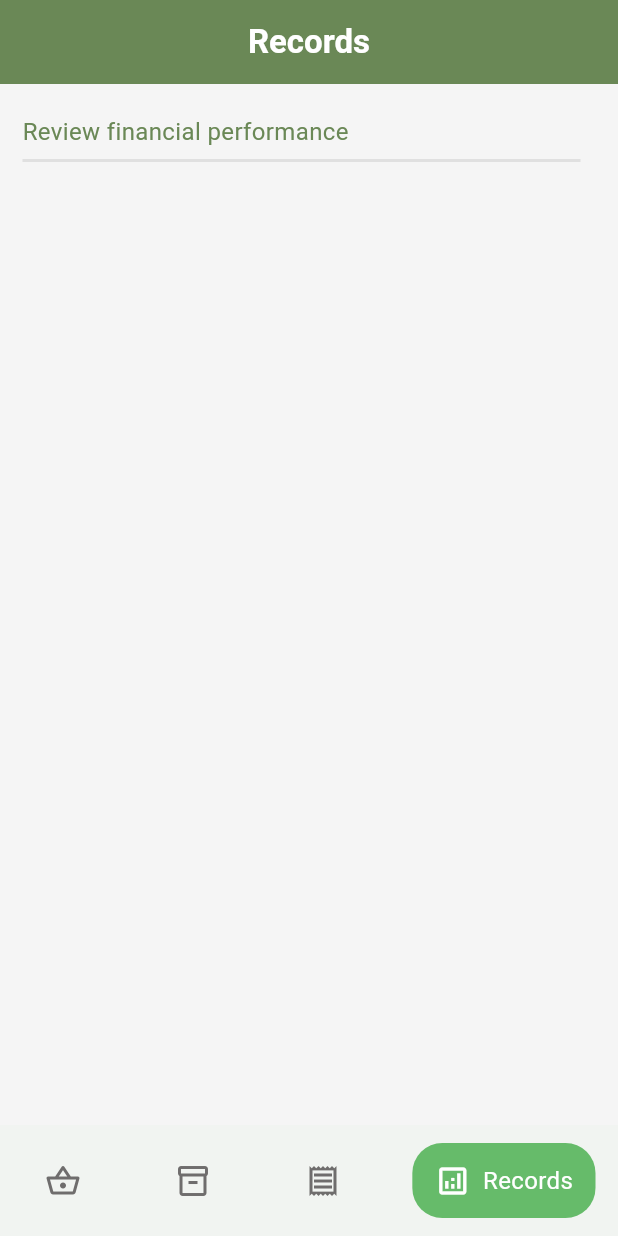
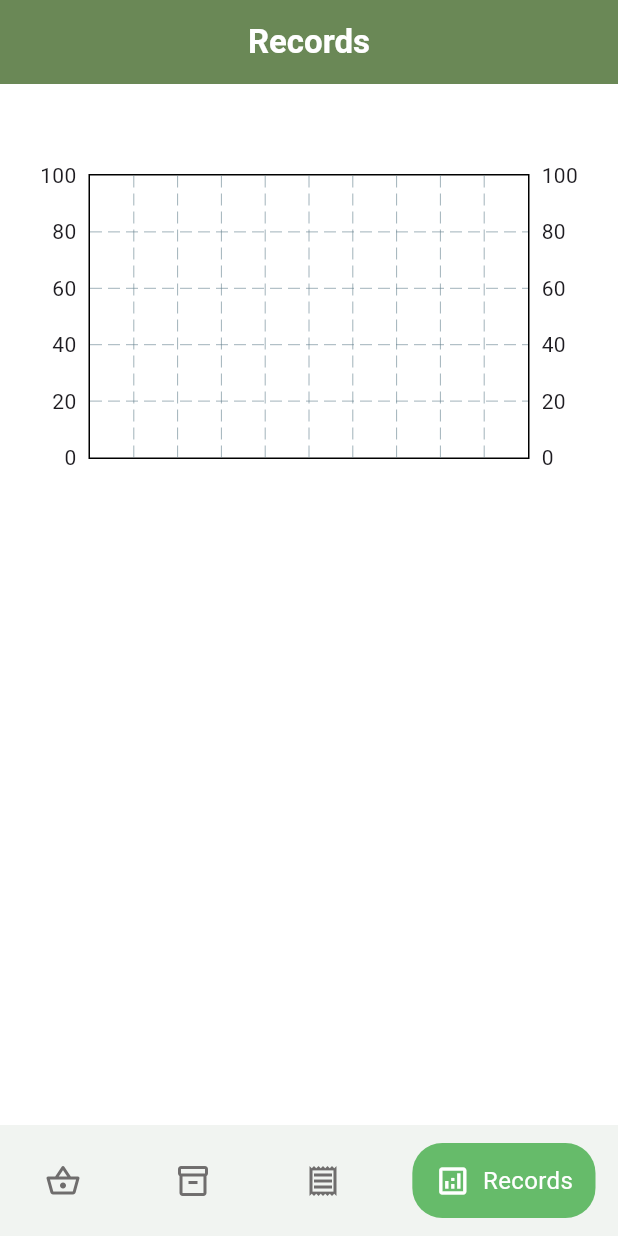
Before and after one commit to mechanixox/Plantdemic, a Flutter app: the screen it shows after launch, item 4 of the bottom bar chosen, on a phone screen of 412 x 824 dp. Run offline on Flutter 3.47's test engine with Material 2 defaults, Android fonts, the phone set to English and light mode, and no system bars; drawn by our look-alikes of fl_chart, google_nav_bar; our stand-ins replace flutter_slidable, lottie; Roboto replaces fonts that are missing (Arial); project files that could hold a hidden picture were left out.

Commit message:
designing the records page and some changes to other pages
> improved the method that would display the specific plant in the records page when user presses the check or sold button
> created record tile as a template for the list of plants added in the records
> used fl_charts to present the profit summary
> created a specific folder for the bar graph

```diff
--- /dev/null
+++ b/plantdemic/lib/bar graph/profit_graph.dart
@@ -0,0 +1,14 @@
+import 'package:flutter/material.dart';
+import 'package:fl_chart/fl_chart.dart';
+
+class ProfitGraph extends StatelessWidget {
+  const ProfitGraph({super.key});
+
+  @override
+  Widget build(BuildContext context) {
+    return BarChart(BarChartData(
+      maxY: 100,
+      minY: 0,
+    ));
+  }
+}
--- a/plantdemic/lib/pages/delivery_info_page.dart
+++ b/plantdemic/lib/pages/delivery_info_page.dart
@@ -19,6 +19,9 @@ class ManageDeliveryPage extends StatefulWidget {
 
 class _ManageDeliveryPageState extends State<ManageDeliveryPage> {
   void addToRecords() {
+    double profit = widget.plant.calculateProfit();
+    Provider.of<PlantdemicInventory>(context, listen: false)
+        .addToRecords(widget.plant, profit);
     Provider.of<PlantdemicInventory>(context, listen: false)
         .removeFromDelivery(widget.plant);
     Navigator.pop(context);
@@ -139,7 +142,7 @@ class _ManageDeliveryPageState extends State<ManageDeliveryPage> {
                       //'assets/icons/earning.png',
                       widget.plant.imagePath),
                   //
-                  // sell info tile
+                  // delivery info tile
                   //
                   SizedBox(height: 10),
                   DeliveryInfoTile(
--- a/plantdemic/lib/pages/delivery_page.dart
+++ b/plantdemic/lib/pages/delivery_page.dart
@@ -25,6 +25,9 @@ class _UserDeliverState extends State<UserDelivery> {
   }
 
   void addToRecordsWhenCheckPressed(Plant plant) {
+    double profit = plant.calculateProfit();
+    Provider.of<PlantdemicInventory>(context, listen: false)
+        .addToRecords(plant,profit);
     Provider.of<PlantdemicInventory>(context, listen: false)
         .removeFromDelivery(plant);
     showDialog(
--- a/plantdemic/lib/pages/records_page.dart
+++ b/plantdemic/lib/pages/records_page.dart
@@ -1,35 +1,72 @@
 import 'package:flutter/material.dart';
+import 'package:provider/provider.dart';
+
+import '../bar graph/profit_graph.dart';
+import '../classes/inventory.dart';
+import '../classes/plant.dart';
+import '../components/record_tile.dart';
 
 class UserRecords extends StatefulWidget {
-  const UserRecords({super.key});
+  const UserRecords({Key? key}) : super(key: key);
 
   @override
   State<UserRecords> createState() => _UserRecordsState();
 }
 
 class _UserRecordsState extends State<UserRecords> {
+  void removeFromRecords(Plant plant) {
+    Provider.of<PlantdemicInventory>(context, listen: false)
+        .removeFromRecords(plant);
+  }
+
+  List<double> weeklySummary = [
+    4.20,
+    56.50,
+    99.90,
+    34.50,
+    20.00,
+    50.30,
+    90.30,
+    40.50,
+  ];
   @override
   Widget build(BuildContext context) {
-    return SafeArea(
+    return Consumer<PlantdemicInventory>(
+      builder: (context, value, child) => Container(
+        color: Colors.white,
+        child: SafeArea(
           child: Padding(
-        padding:
-            const EdgeInsets.only(right: 25, bottom: 25, top: 20, left: 15),
+            padding: const EdgeInsets.only(right: 15, top: 15, left: 15),
             child: Column(
               crossAxisAlignment: CrossAxisAlignment.start,
               children: [
-            Text(
-              'Review financial performance',
-              style: TextStyle(
-                fontSize: 16,
-                color: Color.fromRGBO(106, 136, 86, 1),
+                // Profit summary chart
+                Padding(
+                  padding: const EdgeInsets.only(top: 15.0),
+                  child: Center(
+                      child: SizedBox(
+                    height: 250,
+                    child: ProfitGraph(),
+                  )),
+                ),
+                // List of plant(s)
+                Expanded(
+                  child: ListView.builder(
+                    itemCount: value.records.length,
+                    itemBuilder: (context, index) {
+                      // Get individual plant from inventory
+                      Plant plant = value.records[index];
+                      // Return plant tile
+                      return RecordsTile(
+                        plant: plant,
+                        deleteTapped: (context) => removeFromRecords(plant),
+                      );
+                    },
                   ),
                 ),
-            Divider(
-              thickness: 2,
-              color: Colors.grey[300],
+              ],
             ),
-            const SizedBox(height: 25),
-          ],
+          ),
         ),
       ),
     );
--- a/plantdemic/pubspec.yaml
+++ b/plantdemic/pubspec.yaml
@@ -35,12 +35,10 @@ dependencies:
   hive_flutter:
   hive:
   logger: ^0.9.4
-
-  # The following adds the Cupertino Icons font to your application.
-  # Use with the CupertinoIcons class for iOS style icons.
   cupertino_icons: ^1.0.2
   lottie: ^1.4.3
   flutter_slidable: ^1.2.0
+  fl_chart: ^0.62.0
 
 dev_dependencies:
   flutter_test:
```
Also changed, not shown: plantdemic/lib/bar graph/bar_data.dart (added, +33 -0 lines), plantdemic/lib/bar graph/individual_bar.dart (added, +9 -0 lines), plantdemic/lib/classes/inventory.dart (+17 -0 lines), plantdemic/lib/components/inventory_tile.dart (+8 -8 lines), plantdemic/lib/components/record_tile.dart (added, +81 -0 lines), plantdemic/pubspec.lock. Lines whose indentation alone changed are shown as unchanged.
